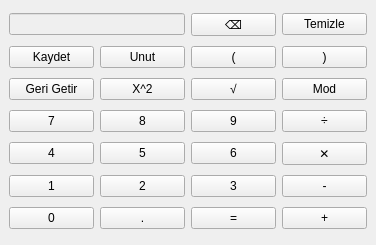
lyk2018-python/ikinci_duzey, file pyside2-example/untitled.ui: the form before one commit.
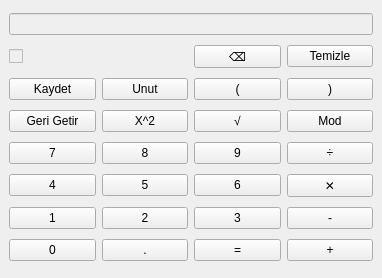
The form after the commit.

Commit message: boyutlar değişti, hafıza için checkbox ekledik, hataları düzelttik, ortaladık

```diff
--- a/pyside2-example/untitled.ui
+++ b/pyside2-example/untitled.ui
@@ -6,20 +6,20 @@
    <rect>
     <x>0</x>
     <y>0</y>
-    <width>376</width>
-    <height>245</height>
+    <width>382</width>
+    <height>278</height>
    </rect>
   </property>
   <property name="minimumSize">
    <size>
-    <width>376</width>
-    <height>245</height>
+    <width>382</width>
+    <height>278</height>
    </size>
   </property>
   <property name="maximumSize">
    <size>
-    <width>376</width>
-    <height>245</height>
+    <width>382</width>
+    <height>278</height>
    </size>
   </property>
   <property name="windowTitle">
@@ -27,192 +27,202 @@
   </property>
   <widget class="QWidget" name="centralwidget">
    <layout class="QGridLayout" name="gridLayout">
-    <item row="3" column="0">
+    <item row="3" column="3">
+     <widget class="QPushButton" name="mod">
+      <property name="text">
+       <string>Mod</string>
+      </property>
+     </widget>
+    </item>
+    <item row="1" column="0" colspan="2">
+     <widget class="QCheckBox" name="hatirlama_kutucugu">
+      <property name="enabled">
+       <bool>false</bool>
+      </property>
+      <property name="text">
+       <string/>
+      </property>
+     </widget>
+    </item>
+    <item row="2" column="3">
+     <widget class="QPushButton" name="pkapa">
+      <property name="text">
+       <string>)</string>
+      </property>
+     </widget>
+    </item>
+    <item row="4" column="3">
+     <widget class="QPushButton" name="bol">
+      <property name="text">
+       <string>÷</string>
+      </property>
+     </widget>
+    </item>
+    <item row="1" column="3">
+     <widget class="QPushButton" name="sil">
+      <property name="text">
+       <string>Temizle</string>
+      </property>
+     </widget>
+    </item>
+    <item row="4" column="0">
      <widget class="QPushButton" name="yedi">
       <property name="text">
        <string>7</string>
       </property>
      </widget>
     </item>
-    <item row="5" column="0">
+    <item row="6" column="0">
      <widget class="QPushButton" name="bir">
       <property name="text">
        <string>1</string>
       </property>
      </widget>
     </item>
-    <item row="6" column="1">
+    <item row="7" column="1">
      <widget class="QPushButton" name="nokta">
       <property name="text">
        <string>.</string>
       </property>
      </widget>
     </item>
-    <item row="4" column="1">
+    <item row="5" column="1">
      <widget class="QPushButton" name="bes">
       <property name="text">
        <string>5</string>
       </property>
      </widget>
     </item>
-    <item row="1" column="0">
+    <item row="2" column="0">
      <widget class="QPushButton" name="kaydet">
       <property name="text">
        <string>Kaydet</string>
       </property>
      </widget>
     </item>
-    <item row="1" column="2">
+    <item row="2" column="2">
      <widget class="QPushButton" name="pac">
       <property name="text">
        <string>(</string>
       </property>
      </widget>
     </item>
-    <item row="0" column="4">
-     <widget class="QPushButton" name="sil">
-      <property name="text">
-       <string>Temizle</string>
-      </property>
-     </widget>
-    </item>
-    <item row="3" column="1">
+    <item row="4" column="1">
      <widget class="QPushButton" name="sekiz">
       <property name="text">
        <string>8</string>
       </property>
      </widget>
     </item>
-    <item row="4" column="0">
+    <item row="5" column="0">
      <widget class="QPushButton" name="dort">
       <property name="text">
        <string>4</string>
       </property>
      </widget>
     </item>
-    <item row="1" column="4">
-     <widget class="QPushButton" name="pkapa">
-      <property name="text">
-       <string>)</string>
-      </property>
-     </widget>
-    </item>
-    <item row="0" column="2">
+    <item row="1" column="2">
      <widget class="QPushButton" name="geri">
       <property name="text">
        <string>⌫</string>
       </property>
      </widget>
     </item>
-    <item row="6" column="4">
-     <widget class="QPushButton" name="topla">
-      <property name="text">
-       <string>+</string>
-      </property>
-     </widget>
-    </item>
-    <item row="5" column="1">
+    <item row="6" column="1">
      <widget class="QPushButton" name="iki">
       <property name="text">
        <string>2</string>
       </property>
      </widget>
     </item>
-    <item row="4" column="2">
+    <item row="5" column="2">
      <widget class="QPushButton" name="alti">
       <property name="text">
        <string>6</string>
       </property>
      </widget>
     </item>
-    <item row="3" column="2">
+    <item row="4" column="2">
      <widget class="QPushButton" name="dokuz">
       <property name="text">
        <string>9</string>
       </property>
      </widget>
     </item>
-    <item row="5" column="2">
+    <item row="6" column="2">
      <widget class="QPushButton" name="uc">
       <property name="text">
        <string>3</string>
       </property>
      </widget>
     </item>
-    <item row="6" column="0">
+    <item row="7" column="0">
      <widget class="QPushButton" name="sifir">
       <property name="text">
        <string>0</string>
       </property>
      </widget>
     </item>
-    <item row="4" column="4">
-     <widget class="QPushButton" name="carp">
-      <property name="text">
-       <string>✕</string>
-      </property>
-     </widget>
-    </item>
-    <item row="3" column="4">
-     <widget class="QPushButton" name="bol">
-      <property name="text">
-       <string>÷</string>
-      </property>
-     </widget>
-    </item>
-    <item row="6" column="2">
-     <widget class="QPushButton" name="esittir">
-      <property name="text">
-       <string>=</string>
-      </property>
-     </widget>
-    </item>
-    <item row="5" column="4">
+    <item row="6" column="3">
      <widget class="QPushButton" name="cikar">
       <property name="text">
        <string>-</string>
       </property>
      </widget>
     </item>
-    <item row="0" column="0" colspan="2">
-     <widget class="QLineEdit" name="cikti">
-      <property name="enabled">
-       <bool>false</bool>
+    <item row="7" column="2">
+     <widget class="QPushButton" name="esittir">
+      <property name="text">
+       <string>=</string>
       </property>
      </widget>
     </item>
-    <item row="1" column="1">
+    <item row="2" column="1">
      <widget class="QPushButton" name="unut">
       <property name="text">
        <string>Unut</string>
       </property>
      </widget>
     </item>
-    <item row="2" column="0">
+    <item row="3" column="0">
      <widget class="QPushButton" name="gerigetir">
       <property name="text">
        <string>Geri Getir</string>
       </property>
      </widget>
     </item>
-    <item row="2" column="1">
+    <item row="3" column="1">
      <widget class="QPushButton" name="kare">
       <property name="text">
        <string>X^2</string>
       </property>
      </widget>
     </item>
-    <item row="2" column="2">
+    <item row="7" column="3">
+     <widget class="QPushButton" name="topla">
+      <property name="text">
+       <string>+</string>
+      </property>
+     </widget>
+    </item>
+    <item row="5" column="3">
+     <widget class="QPushButton" name="carp">
+      <property name="text">
+       <string>✕</string>
+      </property>
+     </widget>
+    </item>
+    <item row="3" column="2">
      <widget class="QPushButton" name="karekok">
       <property name="text">
        <string>√</string>
       </property>
      </widget>
     </item>
-    <item row="2" column="4">
-     <widget class="QPushButton" name="mod">
-      <property name="text">
-       <string>Mod</string>
+    <item row="0" column="0" colspan="4">
+     <widget class="QLineEdit" name="cikti">
+      <property name="enabled">
+       <bool>false</bool>
       </property>
      </widget>
     </item>
```
The commit also changes 2 other files.
